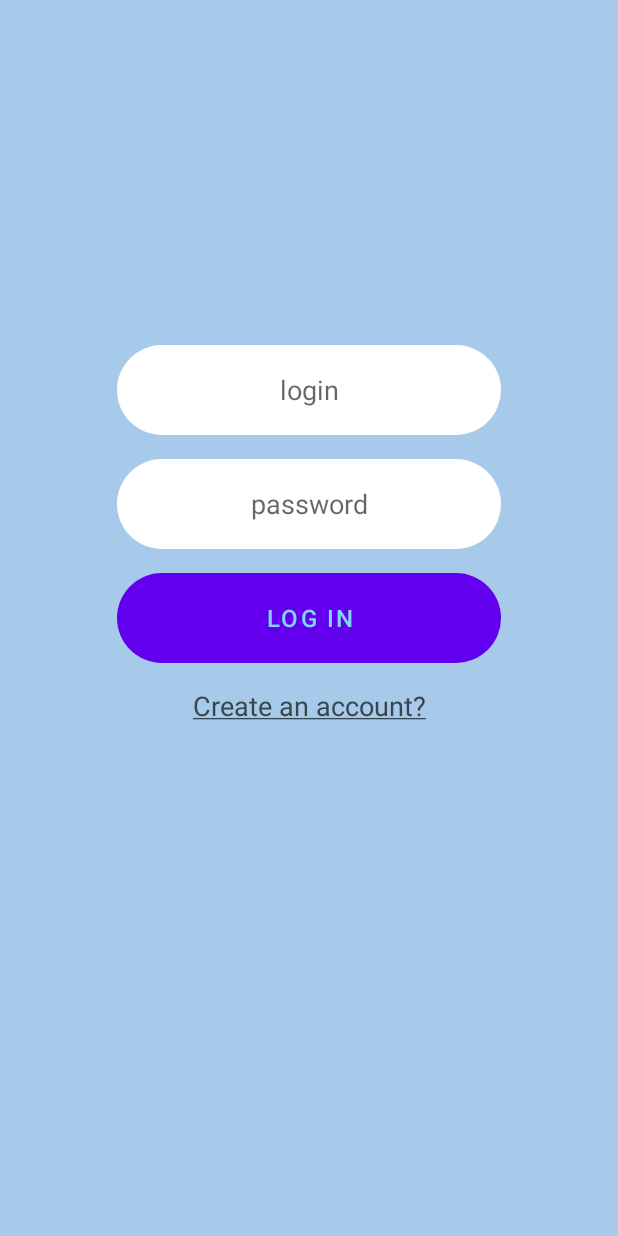
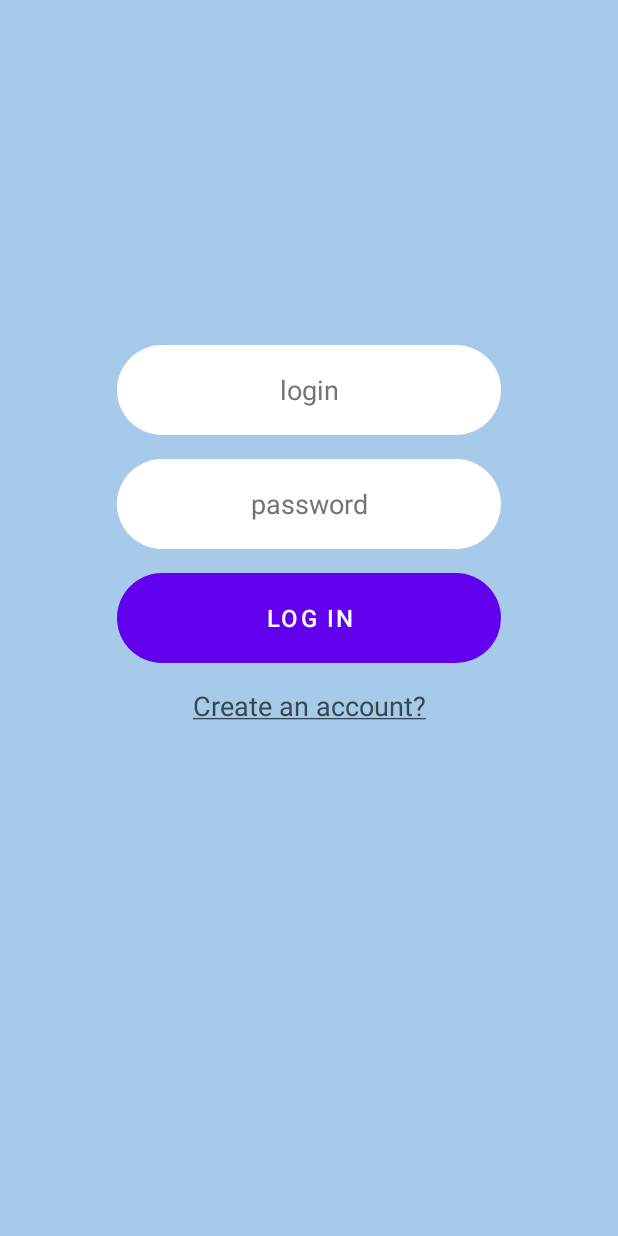
Before and after one commit to nOmeep/chat-app-android, an Android app: the screen it shows after launch (MainActivity), after a tap on "LOG IN", on a phone screen of 412 x 824 dp. Run offline under Robolectric (Android 15) with nearby library versions, the phone set to English and light mode, and no system bars; our stand-ins replace CircleImageView, Firebase (no records; nobody signed in at launch, a user with empty details on screens opened directly).

Commit message:
Исправлена проблема Я поставил задачу на исправление, но в итоге на пк сразу же ее решил. На пк по-другому отображаются цвета, поэтому некоторые изменил. Теперь кнопка выбора фото не исчезает, если пользователь не выбрал его

```diff
--- a/chatApp/app/src/main/java/com/example/messenger/MainActivity.kt
+++ b/chatApp/app/src/main/java/com/example/messenger/MainActivity.kt
@@ -64,8 +64,10 @@ class MainActivity : AppCompatActivity() {
         selectedPhotoUri = pickedUri
 
         circleImage.setImageURI(pickedUri)
-        circleImage.bringToFront()
-        dialogChoosePhotoButton.visibility = View.GONE
+
+        if (pickedUri != null) {
+            dialogChoosePhotoButton.visibility = View.INVISIBLE
+        }
     }
 
     // Firebase and Dialogs
@@ -130,6 +132,11 @@ class MainActivity : AppCompatActivity() {
     }
 
     private fun performLogIn(email : String, password : String) {
+        if (email.isEmpty() || password.isEmpty()) {
+            Toast.makeText(this, "Fill the gaps before log in", Toast.LENGTH_SHORT).show()
+            return
+        }
+
         auth.signInWithEmailAndPassword(email, password)
             .addOnCompleteListener { task ->
                 if (task.isSuccessful) {
--- a/chatApp/app/src/main/res/drawable/round_choose_photo_button.xml
+++ b/chatApp/app/src/main/res/drawable/round_choose_photo_button.xml
@@ -1,5 +1,5 @@
 <?xml version="1.0" encoding="utf-8"?>
 <shape xmlns:android="http://schemas.android.com/apk/res/android">
-    <solid android:color="@color/purple_500"/>
+    <solid android:color="#9556F1"/>
     <corners android:radius="75dp"/>
 </shape>
--- a/chatApp/app/src/main/res/layout/activity_main.xml
+++ b/chatApp/app/src/main/res/layout/activity_main.xml
@@ -15,14 +15,15 @@
         android:background="@drawable/round_edit_text"
         android:ems="10"
         android:hint="@string/login"
+        android:textColorHint="#787272"
+        android:textColor="@color/black"
         android:importantForAutofill="no"
         android:inputType="textPersonName"
         android:textAlignment="center"
         app:layout_constraintBottom_toTopOf="@id/passwordEditText"
-        app:layout_constraintTop_toTopOf="parent"
         app:layout_constraintLeft_toLeftOf="parent"
         app:layout_constraintRight_toRightOf="parent"
-        tools:layout_editor_absoluteX="77dp" />
+        app:layout_constraintTop_toTopOf="parent" />
 
     <EditText
         android:id="@+id/passwordEditText"
@@ -32,6 +33,8 @@
         android:background="@drawable/round_edit_text"
         android:ems="10"
         android:hint="@string/password"
+        android:textColorHint="#787272"
+        android:textColor="@color/black"
         android:importantForAutofill="no"
         android:inputType="textPassword"
         android:textAlignment="center"
@@ -49,7 +52,7 @@
         android:background="@drawable/round_edit_text"
         android:text="@string/log_in"
         android:textAlignment="center"
-        android:textColor="@color/btn_color"
+        android:textColor="@color/white"
         android:textSize="16sp"
         app:layout_constraintLeft_toLeftOf="@id/passwordEditText"
         app:layout_constraintRight_toRightOf="@id/passwordEditText"
```
Also changed, not shown: chatApp/app/src/main/res/layout/register_dialog_layout.xml (+4 -4 lines).
